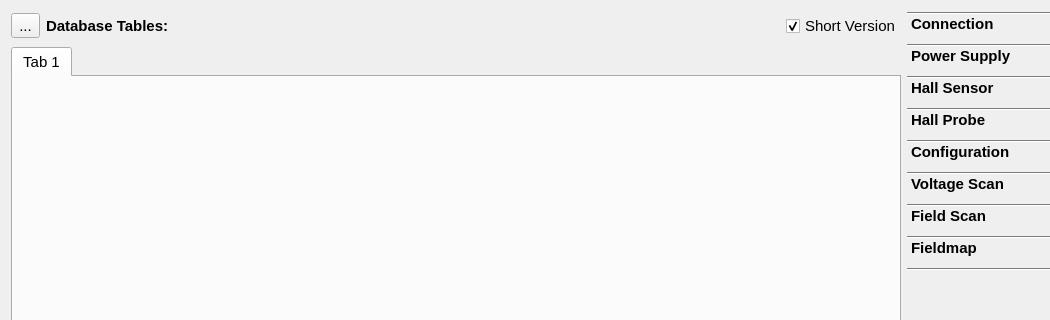
Before: the Qt Designer form hallbench/gui/ui/databasewidget.ui in lnls-ima/hall-bench-control, drawn with Qt 5; both pictures show x 0 to 1050 and y 0 to 320 of the 1198 by 827 pixel window.
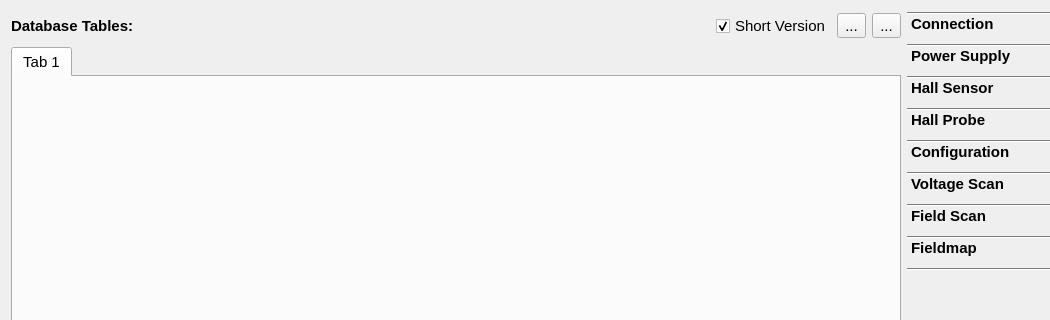
After: the same form once the commit is applied. Icons and pictures are not drawn.

Diff of the .ui file:
```diff
--- a/hallbench/gui/ui/databasewidget.ui
+++ b/hallbench/gui/ui/databasewidget.ui
@@ -21,23 +21,6 @@
   <layout class="QGridLayout" name="gridLayout">
    <item row="0" column="0">
     <layout class="QHBoxLayout" name="horizontalLayout">
-     <item>
-      <widget class="QToolButton" name="refresh_btn">
-       <property name="text">
-        <string>...</string>
-       </property>
-       <property name="icon">
-        <iconset>
-         <normaloff>../../resources/img/refresh.png</normaloff>../../resources/img/refresh.png</iconset>
-       </property>
-       <property name="iconSize">
-        <size>
-         <width>24</width>
-         <height>24</height>
-        </size>
-       </property>
-      </widget>
-     </item>
      <item>
       <widget class="QLabel" name="label">
        <property name="sizePolicy">
@@ -86,6 +69,40 @@
        </property>
       </widget>
      </item>
+     <item>
+      <widget class="QToolButton" name="refresh_btn">
+       <property name="text">
+        <string>...</string>
+       </property>
+       <property name="icon">
+        <iconset>
+         <normaloff>../../resources/img/refresh.png</normaloff>../../resources/img/refresh.png</iconset>
+       </property>
+       <property name="iconSize">
+        <size>
+         <width>24</width>
+         <height>24</height>
+        </size>
+       </property>
+      </widget>
+     </item>
+     <item>
+      <widget class="QToolButton" name="clear_btn">
+       <property name="text">
+        <string>...</string>
+       </property>
+       <property name="icon">
+        <iconset>
+         <normaloff>../../resources/img/clear.png</normaloff>../../resources/img/clear.png</iconset>
+       </property>
+       <property name="iconSize">
+        <size>
+         <width>24</width>
+         <height>24</height>
+        </size>
+       </property>
+      </widget>
+     </item>
     </layout>
    </item>
    <item row="0" column="1" rowspan="2">
```
Left out of the diff: 1 changed line with no effect on the pictures.
